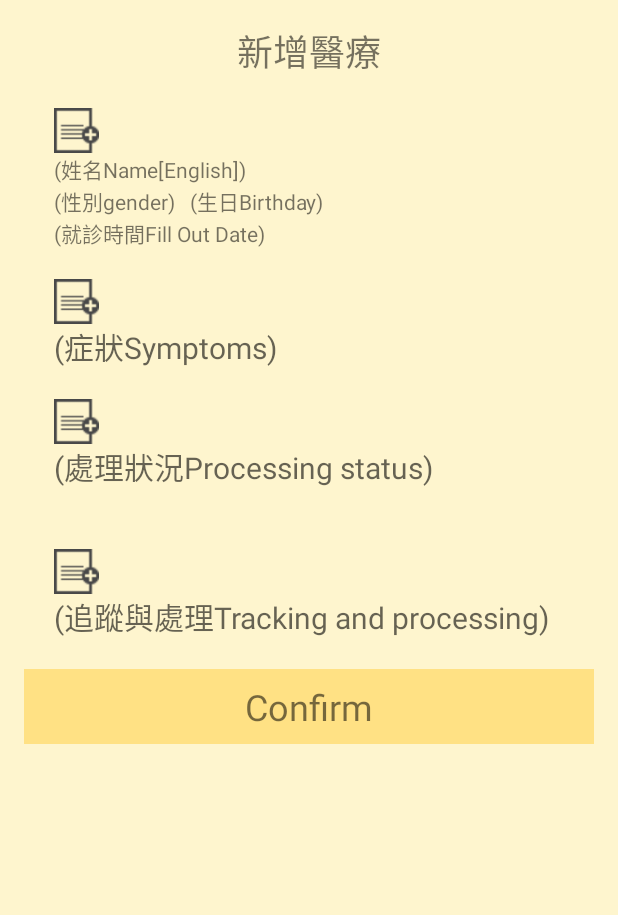
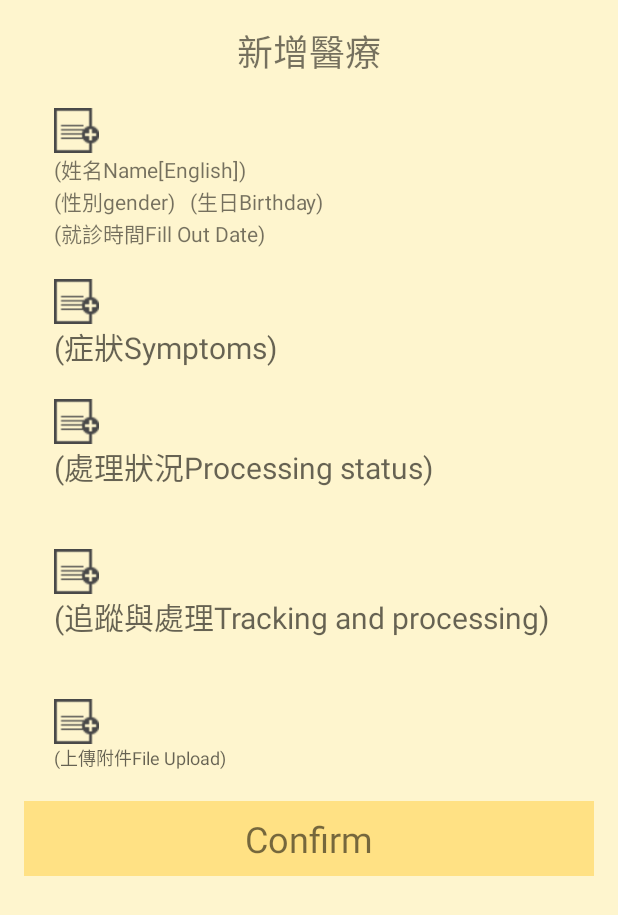
Before and after one commit to twgbapp/Android-GBService, an Android app: the MedicalRecordActivity screen opened directly, with no data from a screen before it, on a phone screen of 412 x 824 dp. Shown: the top 915 px of the screen. Run offline under Robolectric (Android 15) with nearby library versions, the phone set to English and light mode, and no system bars.

Commit message:
update Medical(FileUpload)

```diff
--- a/app/src/main/java/goldenbrother/gbmobile/activity/ProfileActivity.java
+++ b/app/src/main/java/goldenbrother/gbmobile/activity/ProfileActivity.java
@@ -92,7 +92,7 @@ public class ProfileActivity extends CommonActivity implements View.OnClickListe
             JSONObject j = new JSONObject();
             j.put("action", "uploadImg");
             j.put("fileName", RoleInfo.getInstance().getUserID());
-            j.put("baseStr", BitmapHelper.getStringImage(bmp));
+            j.put("baseStr", BitmapHelper.bitmap2String(bmp));
             j.put("url",URLHelper.HOST);
             new UploadImageTask(this, j, URLHelper.HOST).execute();
         } catch (JSONException e) {
--- a/app/src/main/res/layout/activity_medical_record.xml
+++ b/app/src/main/res/layout/activity_medical_record.xml
@@ -14,6 +14,14 @@
         android:text="@string/medical_add_medical"
         android:textSize="24sp" />
 
+    <ScrollView
+        android:layout_width="match_parent"
+        android:layout_height="wrap_content">
+
+        <LinearLayout
+            android:layout_width="match_parent"
+            android:layout_height="wrap_content"
+            android:orientation="vertical">
 
             <LinearLayout
                 android:layout_width="match_parent"
@@ -127,6 +135,27 @@
                     android:textSize="20sp" />
             </LinearLayout>
 
+            <LinearLayout
+                android:layout_width="match_parent"
+                android:layout_height="wrap_content"
+                android:clickable="true"
+                android:orientation="vertical"
+                android:padding="20dp">
+
+                <ImageView
+                    android:id="@+id/iv_medical_record_file_upload"
+                    android:layout_width="30dp"
+                    android:layout_height="30dp"
+                    android:background="@drawable/ic_medical_record_add" />
+
+                <TextView
+                    android:id="@+id/tv_medical_record_file_upload"
+                    android:layout_width="match_parent"
+                    android:layout_height="wrap_content"
+                    android:hint="(上傳附件File Upload)"
+                    android:textSize="12sp" />
+            </LinearLayout>
+
             <TextView
                 android:id="@+id/tv_medical_record_save"
                 android:layout_width="match_parent"
@@ -137,3 +166,5 @@
                 android:text="@string/confirm"
                 android:textSize="24sp" />
         </LinearLayout>
+    </ScrollView>
+</LinearLayout>
--- a/app/src/main/res/layout/activity_signature.xml
+++ b/app/src/main/res/layout/activity_signature.xml
@@ -19,7 +19,6 @@
             android:layout_width="0dp"
             android:layout_height="wrap_content"
             android:layout_weight="1"
-            android:enabled="false"
             android:text="CLEAR" />
 
         <Button
@@ -27,7 +26,6 @@
             android:layout_width="0dp"
             android:layout_height="wrap_content"
             android:layout_weight="1"
-            android:enabled="false"
             android:text="SAVE" />
     </LinearLayout>
 
```
Also changed, not shown: app/src/main/java/goldenbrother/gbmobile/activity/AddMedicalFileUploadActivity.java (+48 -81 lines), app/src/main/java/goldenbrother/gbmobile/activity/MedicalRecordActivity.java (+32 -4 lines), app/src/main/java/goldenbrother/gbmobile/activity/SignatureActivity.java (+7 -0 lines), app/src/main/java/goldenbrother/gbmobile/helper/BitmapHelper.java (+13 -6 lines), app/src/main/res/layout/activity_add_medical_file_upload.xml (+4 -4 lines). Lines whose indentation alone changed are shown as unchanged.
